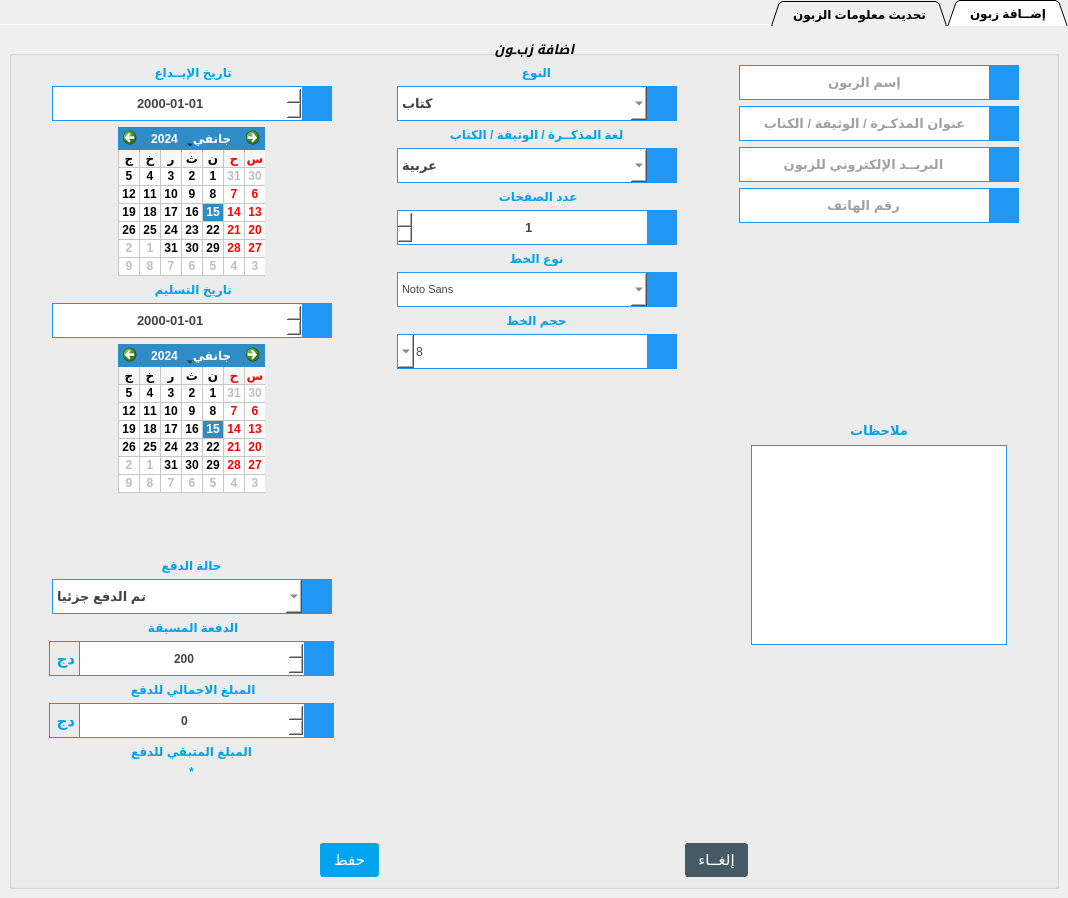
First picture: the form in tabwidgetclients.ui, repository ashraf-kx/maktaba-assistant, before the edit.
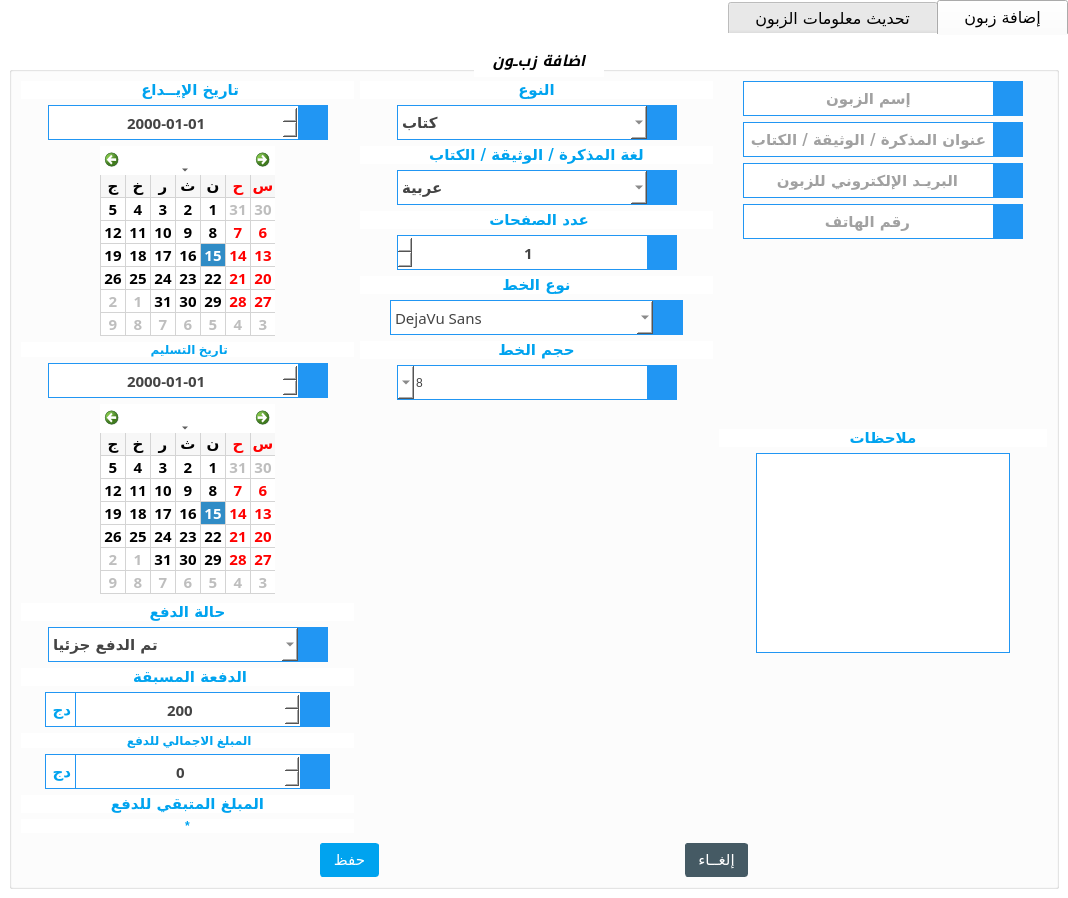
Second picture: the form after the edit. Icons and pictures are not drawn.

Commit message:
enhancement for all parts (Db Connection, Style , ....)
New Way To  Apply Shadow, Styles, Connection To DB..

Diff of the .ui file:
```diff
--- a/tabwidgetclients.ui
+++ b/tabwidgetclients.ui
@@ -12,9 +12,10 @@
   </property>
   <property name="font">
    <font>
-    <pointsize>9</pointsize>
-    <weight>75</weight>
-    <bold>true</bold>
+    <family>Titillium Web</family>
+    <pointsize>12</pointsize>
+    <weight>50</weight>
+    <bold>false</bold>
     <underline>false</underline>
     <strikeout>false</strikeout>
     <kerning>false</kerning>
@@ -32,10 +33,14 @@
   <property name="styleSheet">
    <string notr="true">QTabWidget{
 border:0px solid white;
+	background-color: rgb(255, 255, 255);
 }</string>
   </property>
+  <property name="tabPosition">
+   <enum>QTabWidget::North</enum>
+  </property>
   <property name="tabShape">
-   <enum>QTabWidget::Triangular</enum>
+   <enum>QTabWidget::Rounded</enum>
   </property>
   <property name="currentIndex">
    <number>0</number>
@@ -50,18 +55,27 @@
    <enum>Qt::ElideNone</enum>
   </property>
   <property name="documentMode">
-   <bool>true</bool>
+   <bool>false</bool>
   </property>
   <property name="tabBarAutoHide">
    <bool>false</bool>
   </property>
   <widget class="QWidget" name="T_addClient">
+   <property name="font">
+    <font>
+     <family>Titillium Web</family>
+     <pointsize>11</pointsize>
+    </font>
+   </property>
+   <property name="styleSheet">
+    <string notr="true">background-color: rgb(255, 255, 255);</string>
+   </property>
    <attribute name="icon">
     <iconset resource="Icons.qrc">
      <normaloff>:/Icons/ic_add_circle_outline_2x.png</normaloff>:/Icons/ic_add_circle_outline_2x.png</iconset>
    </attribute>
    <attribute name="title">
-    <string>   إضــافة زبون   </string>
+    <string>   إضافة زبون   </string>
    </attribute>
    <attribute name="toolTip">
     <string>لإضافة زبون جديد</string>
@@ -71,7 +85,8 @@
      <widget class="QGroupBox" name="GB_addClient">
       <property name="font">
        <font>
-        <pointsize>10</pointsize>
+        <family>Titillium Web</family>
+        <pointsize>11</pointsize>
         <weight>75</weight>
         <italic>true</italic>
         <bold>true</bold>
@@ -89,7 +104,7 @@
       <property name="styleSheet">
        <string notr="true">QGroupeBox
 {
-background-color:#fafafa;
+	background-color: rgb(255, 255, 255);
 }</string>
       </property>
       <property name="title">
@@ -187,7 +202,8 @@
                </property>
                <property name="font">
                 <font>
-                 <pointsize>10</pointsize>
+                 <family>Titillium Web</family>
+                 <pointsize>11</pointsize>
                  <weight>75</weight>
                  <bold>true</bold>
                 </font>
@@ -327,7 +343,8 @@
                </property>
                <property name="font">
                 <font>
-                 <pointsize>10</pointsize>
+                 <family>Titillium Web</family>
+                 <pointsize>11</pointsize>
                  <weight>75</weight>
                  <bold>true</bold>
                 </font>
@@ -367,7 +384,7 @@
                 <set>Qt::AlignCenter</set>
                </property>
                <property name="placeholderText">
-                <string>عنوان المذكـرة / الوثيقة / الكتاب</string>
+                <string>عنوان المذكرة / الوثيقة / الكتاب</string>
                </property>
               </widget>
              </item>
@@ -461,7 +478,8 @@
                </property>
                <property name="font">
                 <font>
-                 <pointsize>10</pointsize>
+                 <family>Titillium Web</family>
+                 <pointsize>11</pointsize>
                  <weight>75</weight>
                  <bold>true</bold>
                 </font>
@@ -501,7 +519,7 @@
                 <set>Qt::AlignCenter</set>
                </property>
                <property name="placeholderText">
-                <string>البريــد الإلكتروني للزبون</string>
+                <string>البريـد الإلكتروني للزبون</string>
                </property>
               </widget>
              </item>
@@ -595,7 +613,8 @@
                </property>
                <property name="font">
                 <font>
-                 <pointsize>10</pointsize>
+                 <family>Titillium Web</family>
+                 <pointsize>11</pointsize>
                  <weight>75</weight>
                  <bold>true</bold>
                 </font>
@@ -680,7 +699,8 @@
             <widget class="QLabel" name="LB_deliveryDay_2">
              <property name="font">
               <font>
-               <pointsize>10</pointsize>
+               <family>Titillium Web</family>
+               <pointsize>11</pointsize>
                <weight>75</weight>
                <bold>true</bold>
               </font>
@@ -731,7 +751,8 @@
                </property>
                <property name="font">
                 <font>
-                 <pointsize>10</pointsize>
+                 <family>Titillium Web</family>
+                 <pointsize>11</pointsize>
                  <weight>75</weight>
                  <italic>true</italic>
                  <bold>true</bold>
@@ -799,7 +820,8 @@
             <widget class="QLabel" name="LB_languageDoc_2">
              <property name="font">
               <font>
-               <pointsize>9</pointsize>
+               <family>Titillium Web</family>
+               <pointsize>11</pointsize>
                <weight>75</weight>
                <bold>true</bold>
               </font>
@@ -894,7 +916,8 @@
                </property>
                <property name="font">
                 <font>
-                 <pointsize>10</pointsize>
+                 <family>Titillium Web</family>
+                 <pointsize>11</pointsize>
                  <weight>75</weight>
                  <bold>true</bold>
                 </font>
@@ -981,7 +1004,8 @@
             <widget class="QLabel" name="LB_languageDoc">
              <property name="font">
               <font>
-               <pointsize>9</pointsize>
+               <family>Titillium Web</family>
+               <pointsize>11</pointsize>
                <weight>75</weight>
                <bold>true</bold>
               </font>
@@ -994,7 +1018,7 @@
 }</string>
              </property>
              <property name="text">
-              <string>لغة المذكــرة / الوثيقة / الكتاب</string>
+              <string>لغة المذكرة / الوثيقة / الكتاب</string>
              </property>
              <property name="alignment">
               <set>Qt::AlignCenter</set>
@@ -1076,7 +1100,8 @@
                </property>
                <property name="font">
                 <font>
-                 <pointsize>10</pointsize>
+                 <family>Titillium Web</family>
+                 <pointsize>11</pointsize>
                  <weight>75</weight>
                  <bold>true</bold>
                 </font>
@@ -1153,7 +1178,8 @@
             <widget class="QLabel" name="LB_totalPages">
              <property name="font">
               <font>
-               <pointsize>9</pointsize>
+               <family>Titillium Web</family>
+               <pointsize>11</pointsize>
                <weight>75</weight>
                <bold>true</bold>
               </font>
@@ -1248,7 +1274,8 @@
                </property>
                <property name="font">
                 <font>
-                 <pointsize>10</pointsize>
+                 <family>Titillium Web</family>
+                 <pointsize>11</pointsize>
                  <weight>75</weight>
                  <bold>true</bold>
                 </font>
@@ -1311,7 +1338,8 @@
             <widget class="QLabel" name="LB_deliveryDay_4">
              <property name="font">
               <font>
-               <pointsize>9</pointsize>
+               <family>Titillium Web</family>
+               <pointsize>11</pointsize>
                <weight>75</weight>
                <bold>true</bold>
               </font>
@@ -1400,8 +1428,8 @@
                </property>
                <property name="font">
                 <font>
-                 <family>Microsoft Sans Serif</family>
-                 <pointsize>8</pointsize>
+                 <family>Titillium Web</family>
+                 <pointsize>11</pointsize>
                  <weight>50</weight>
                  <bold>false</bold>
                  <stylestrategy>PreferDefault</stylestrategy>
@@ -1468,7 +1496,7 @@
                </property>
                <property name="currentFont">
                 <font>
-                 <family>Arial Black</family>
+                 <family>DejaVu Sans</family>
                  <weight>75</weight>
                  <bold>true</bold>
                 </font>
@@ -1494,7 +1522,8 @@
             <widget class="QLabel" name="LB_deliveryDay_3">
              <property name="font">
               <font>
-               <pointsize>9</pointsize>
+               <family>Titillium Web</family>
+               <pointsize>11</pointsize>
                <weight>75</weight>
                <bold>true</bold>
               </font>
@@ -1583,7 +1612,8 @@
                </property>
                <property name="font">
                 <font>
-                 <pointsize>10</pointsize>
+                 <family>Titillium Web</family>
+                 <pointsize>11</pointsize>
                  <weight>75</weight>
                  <bold>true</bold>
                  <kerning>false</kerning>
@@ -1745,7 +1775,8 @@
               <widget class="QLabel" name="LB_depositeDay">
                <property name="font">
                 <font>
-                 <pointsize>9</pointsize>
+                 <family>Titillium Web</family>
+                 <pointsize>11</pointsize>
                  <weight>75</weight>
                  <bold>true</bold>
                 </font>
@@ -1840,7 +1871,8 @@
                  </property>
                  <property name="font">
                   <font>
-                   <pointsize>10</pointsize>
+                   <family>Titillium Web</family>
+                   <pointsize>11</pointsize>
                    <weight>75</weight>
                    <bold>true</bold>
                   </font>
@@ -1931,6 +1963,8 @@
                  </property>
                  <property name="font">
                   <font>
+                   <family>Titillium Web</family>
+                   <pointsize>11</pointsize>
                    <weight>75</weight>
                    <bold>true</bold>
                    <kerning>false</kerning>
@@ -2070,7 +2104,8 @@
                  </property>
                  <property name="font">
                   <font>
-                   <pointsize>10</pointsize>
+                   <family>Titillium Web</family>
+                   <pointsize>11</pointsize>
                    <weight>75</weight>
                    <bold>true</bold>
                   </font>
@@ -2155,13 +2190,15 @@
                  </property>
                  <property name="font">
                   <font>
+                   <family>Titillium Web</family>
+                   <pointsize>11</pointsize>
                    <weight>75</weight>
                    <bold>true</bold>
                    <kerning>false</kerning>
                   </font>
                  </property>
                  <property name="autoFillBackground">
-                  <bool>true</bool>
+                  <bool>false</bool>
                  </property>
                  <property name="locale">
                   <locale language="Arabic" country="Algeria"/>
@@ -2228,7 +2265,8 @@
                </property>
                <property name="font">
                 <font>
-                 <pointsize>9</pointsize>
+                 <family>Titillium Web</family>
+                 <pointsize>11</pointsize>
                  <weight>75</weight>
                  <bold>true</bold>
                 </font>
@@ -2326,7 +2364,8 @@
                  </property>
                  <property name="font">
                   <font>
-                   <pointsize>10</pointsize>
+                   <family>Titillium Web</family>
+                   <pointsize>11</pointsize>
                    <weight>75</weight>
                    <bold>true</bold>
                   </font>
@@ -2403,7 +2442,8 @@
                </property>
                <property name="font">
                 <font>
-                 <pointsize>9</pointsize>
+                 <family>Titillium Web</family>
+                 <pointsize>11</pointsize>
                  <weight>75</weight>
                  <bold>true</bold>
                 </font>
@@ -2505,6 +2545,7 @@
                   </property>
                   <property name="font">
                    <font>
+                    <family>Titillium Web</family>
                     <pointsize>11</pointsize>
                     <weight>75</weight>
                     <bold>true</bold>
@@ -2545,7 +2586,8 @@
                   </property>
                   <property name="font">
                    <font>
-                    <pointsize>9</pointsize>
+                    <family>Titillium Web</family>
+                    <pointsize>11</pointsize>
                     <weight>75</weight>
                     <bold>true</bold>
                    </font>
@@ -2714,6 +2756,7 @@
                   </property>
                   <property name="font">
                    <font>
+                    <family>Titillium Web</family>
                     <pointsize>11</pointsize>
                     <weight>75</weight>
                     <bold>true</bold>
@@ -2745,7 +2788,8 @@
                   </property>
                   <property name="font">
                    <font>
-                    <pointsize>9</pointsize>
+                    <family>Titillium Web</family>
+                    <pointsize>11</pointsize>
                     <weight>75</weight>
                     <bold>true</bold>
                    </font>
@@ -2803,7 +2847,8 @@
               <widget class="QLabel" name="label">
                <property name="font">
                 <font>
-                 <pointsize>9</pointsize>
+                 <family>Titillium Web</family>
+                 <pointsize>11</pointsize>
                  <weight>75</weight>
                  <bold>true</bold>
                 </font>
```
Left out of the diff: 79 changed lines with no effect on the pictures. The commit also changes 22 other files.
